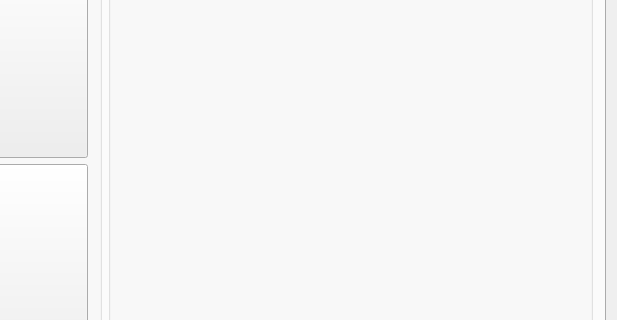
This is mainwindow.ui in Maeyanie/showercap as Qt 5 draws it before an edit; both pictures show x 407 to 1024 and y 136 to 456 of the 1024 by 600 pixel window. The edited form follows.
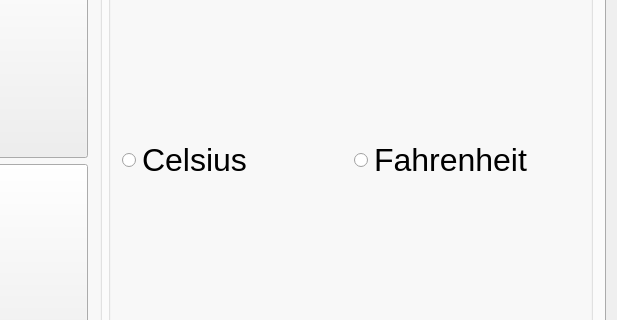
This is the edited form. The open tabs and pages were chosen to show the change.

What changed in the file:
```diff
--- a/mainwindow.ui
+++ b/mainwindow.ui
@@ -778,6 +778,26 @@
           <property name="title">
            <string>Settings</string>
           </property>
+          <layout class="QGridLayout" name="gridLayout_3">
+           <item row="0" column="0">
+            <layout class="QHBoxLayout" name="horizontalLayout_3">
+             <item>
+              <widget class="QRadioButton" name="useC">
+               <property name="text">
+                <string>Celsius</string>
+               </property>
+              </widget>
+             </item>
+             <item>
+              <widget class="QRadioButton" name="useF">
+               <property name="text">
+                <string>Fahrenheit</string>
+               </property>
+              </widget>
+             </item>
+            </layout>
+           </item>
+          </layout>
          </widget>
         </item>
        </layout>
```
Left out of the diff: 6 changed lines with no effect on the pictures.
